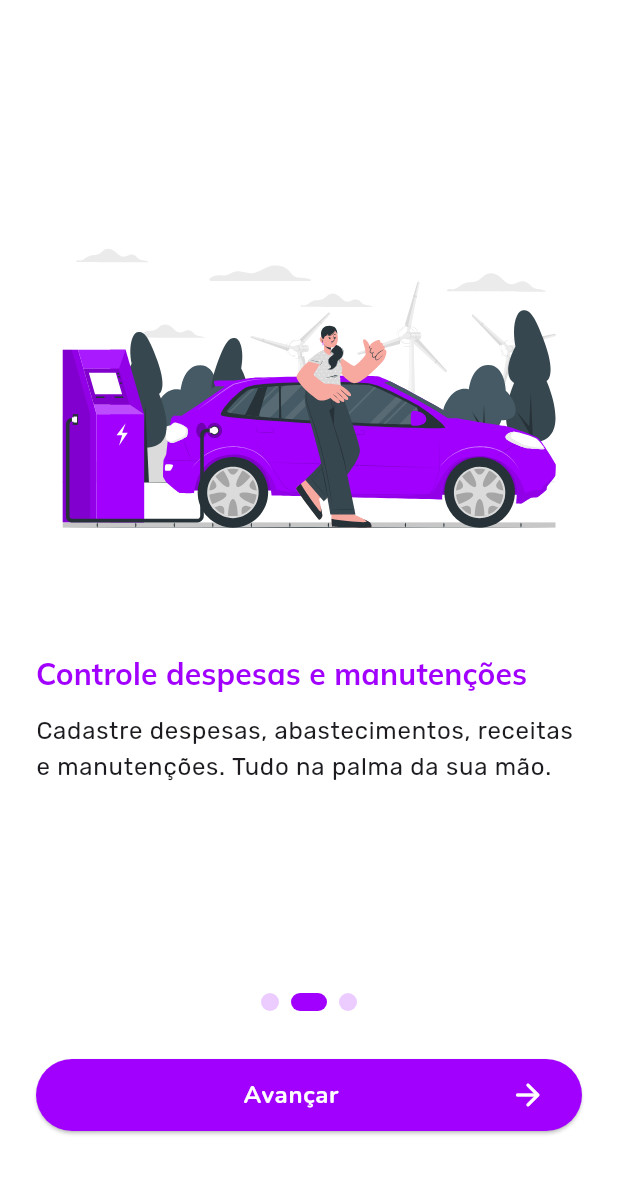
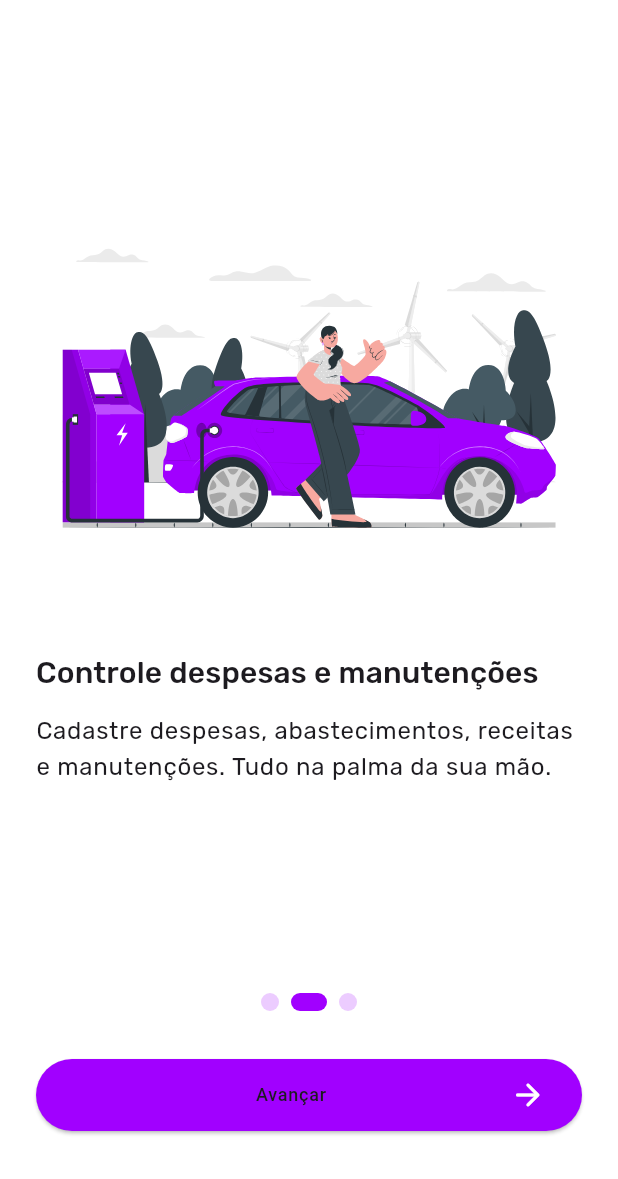
Before and after one commit to Barba2k2/meu_carango_app, a Flutter app: the screen it shows after launch, after a tap on "Avançar", on a phone screen of 412 x 824 dp, the part 57-1236 px from its top. Run offline on Flutter 3.47's test engine with Material 3 defaults, Android fonts, the phone set to English and light mode, and no system bars; our stand-ins replace flutter_svg, gap, get_it, go_router, google_fonts; missing offline and left inert: lucid_validation.

Commit message:
feat(app): Add theme controller on app struct

```diff
--- a/lib/main.dart
+++ b/lib/main.dart
@@ -1,9 +1,11 @@
 import 'package:flutter/material.dart';
 // import 'package:flutter_dotenv/flutter_dotenv.dart';
 import 'package:lucid_validation/lucid_validation.dart';
+import 'package:provider/provider.dart';
 
 import 'src/app_widget.dart';
 import 'src/core/DI/dependency_injector.dart';
+import 'src/core/theme/controller/theme_controller.dart';
 
 void main() async {
   WidgetsFlutterBinding.ensureInitialized();
@@ -13,12 +15,15 @@ void main() async {
   LucidValidation.global.culture = culture;
 
   setupDependencyInjector(
-  /// Ao ativar essa flag, você vai ter um log das chamadas e respostas da API
-  /// no console do seu editor de codigo, por padrão é desabilitado.
-  // loggerAPI: true,
+    /// Ao ativar essa flag, você vai ter um log das chamadas e respostas da API
+    /// no console do seu editor de codigo, por padrão é desabilitado.
+    // loggerAPI: true,
   );
 
   runApp(
-    const MeuCarangoApp(),
+    ChangeNotifierProvider(
+      create: (_) => ThemeController(),
+      child: const MeuCarangoApp(),
+    ),
   );
 }
--- a/lib/src/app_widget.dart
+++ b/lib/src/app_widget.dart
@@ -1,18 +1,29 @@
 import 'package:design_system/design_system.dart';
 import 'package:flutter/material.dart';
+import 'package:provider/provider.dart';
 
 import '../routes.dart';
+import 'core/theme/controller/theme_controller.dart';
 
 class MeuCarangoApp extends StatelessWidget {
   const MeuCarangoApp({super.key});
 
   @override
   Widget build(BuildContext context) {
-    return MaterialApp.router(
-      debugShowCheckedModeBanner: false,
-      title: 'Adote um Pet',
-      theme: AppTheme.darkTheme,
-      routerConfig: router,
+    return Consumer<ThemeController>(
+      builder: (context, themeController, _) {
+        final window = View.of(context).platformDispatcher;
+        final brightness = window.platformBrightness;
+
+        return MaterialApp.router(
+          debugShowCheckedModeBanner: false,
+          title: 'Meu Carango',
+          themeMode: brightness == Brightness.light ? ThemeMode.light : ThemeMode.dark,
+          theme: AppTheme.lightTheme,
+          darkTheme: AppTheme.darkTheme,
+          routerConfig: router,
+        );
+      },
     );
   }
 }
--- a/lib/src/core/features/onboarding/presentation/pages/onboarding_page.dart
+++ b/lib/src/core/features/onboarding/presentation/pages/onboarding_page.dart
@@ -54,11 +54,20 @@ class _OnboardingPageState extends State<OnboardingPage> {
 
   @override
   Widget build(BuildContext context) {
+    final theme = Theme.of(context);
+    final isDarkMode = theme.brightness == Brightness.dark;
+    final platformBrightness = MediaQuery.platformBrightnessOf(context);
+
+    // Debug prints
+    log('Platform brightness: $platformBrightness');
+    log('Theme brightness: ${theme.brightness}');
+
     return Scaffold(
       appBar: AppBar(
+        backgroundColor: isDarkMode ? AppColors.darkBgColor : AppColors.whiteBgColor,
         title: Center(
           child: SvgPicture.asset(
-            AppImage.logoText,
+            isDarkMode ? AppImage.logoTextDark : AppImage.logoText,
             height: 20,
             width: 150,
             package: AppImage.packageName,
@@ -66,7 +75,7 @@ class _OnboardingPageState extends State<OnboardingPage> {
         ),
       ),
       body: Container(
-        color: AppColors.whiteBgColor,
+        color: isDarkMode ? AppColors.darkBgColor : AppColors.whiteBgColor,
         child: Padding(
           padding: const EdgeInsets.symmetric(horizontal: 24.0),
           child: Column(
```
